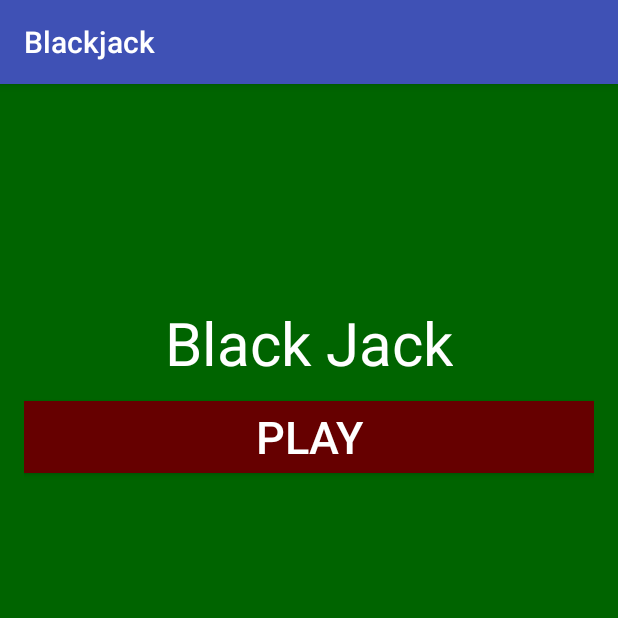
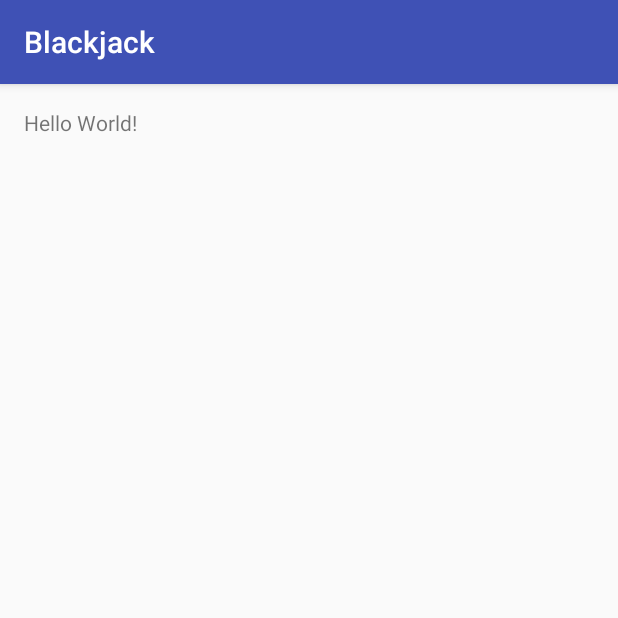
Before and after one commit to casualdragon/Blackjack, an Android app: the screen it shows after launch (MainActivity), on a phone screen of 412 x 824 dp, the top half of it. Run offline under Robolectric (Android 15) with nearby library versions, the light colour scheme and no system bars.

Commit message:
Revert "altered card class and created the bet layout"

```diff
--- a/app/src/main/java/com/nonamehero2/blackjack/Card.java
+++ b/app/src/main/java/com/nonamehero2/blackjack/Card.java
@@ -11,28 +11,31 @@ package com.nonamehero2.blackjack;
 
 
 public class Card {
+    public int getSuite() {
+        return suit;
+    }
 
-    Card(int suit, int cardNum){
-        if(suit >= 0 && suit <= 3) {
+    public void setSuite(int suit) {
+        if(suit >= 0 && suit <= 3){
             this.suit = suit;
         }else{
             throw new IllegalArgumentException("suit must be between 0 and 3");
         }
-        if(cardNum >= 0 && cardNum <= 12) {
+
+    }
+
+    public int getCardNum() {
+        return cardNum;
+    }
+
+    public void setCardNum(int cardNum) {
+        if(cardNum >= 0 && cardNum <= 12){
             this.cardNum = cardNum;
         }else{
             throw new IllegalArgumentException("cardNum must be between 0 and 12");
         }
     }
 
-    public int getSuite() {
-        return suit;
-    }
-
-    public int getCardNum() {
-        return cardNum;
-    }
-
     private int suit;
     private int cardNum;
 }
--- a/app/src/main/res/layout/activity_main.xml
+++ b/app/src/main/res/layout/activity_main.xml
@@ -8,29 +8,10 @@
     android:paddingLeft="@dimen/activity_horizontal_margin"
     android:paddingRight="@dimen/activity_horizontal_margin"
     android:paddingTop="@dimen/activity_vertical_margin"
-    tools:context="com.nonamehero2.blackjack.MainActivity"
-    android:background="#FF006400">
+    tools:context="com.nonamehero2.blackjack.MainActivity">
 
     <TextView
-        android:text="Black Jack"
         android:layout_width="wrap_content"
         android:layout_height="wrap_content"
-        android:layout_marginTop="129dp"
-        android:id="@+id/textView4"
-        android:layout_alignParentTop="true"
-        android:layout_centerHorizontal="true"
-        android:textSize="40sp"
-        android:textColor="#ffffff" />
-
-    <Button
-        android:text="Play"
-        android:layout_width="match_parent"
-        android:layout_height="wrap_content"
-        android:id="@+id/play_button"
-        android:textSize="30sp"
-        android:textColor="#ffffff"
-        android:background="#ff660000"
-        android:layout_below="@+id/textView4"
-        android:layout_alignParentStart="true"
-        android:layout_marginTop="12dp" />
+        android:text="Hello World!" />
 </RelativeLayout>
```
